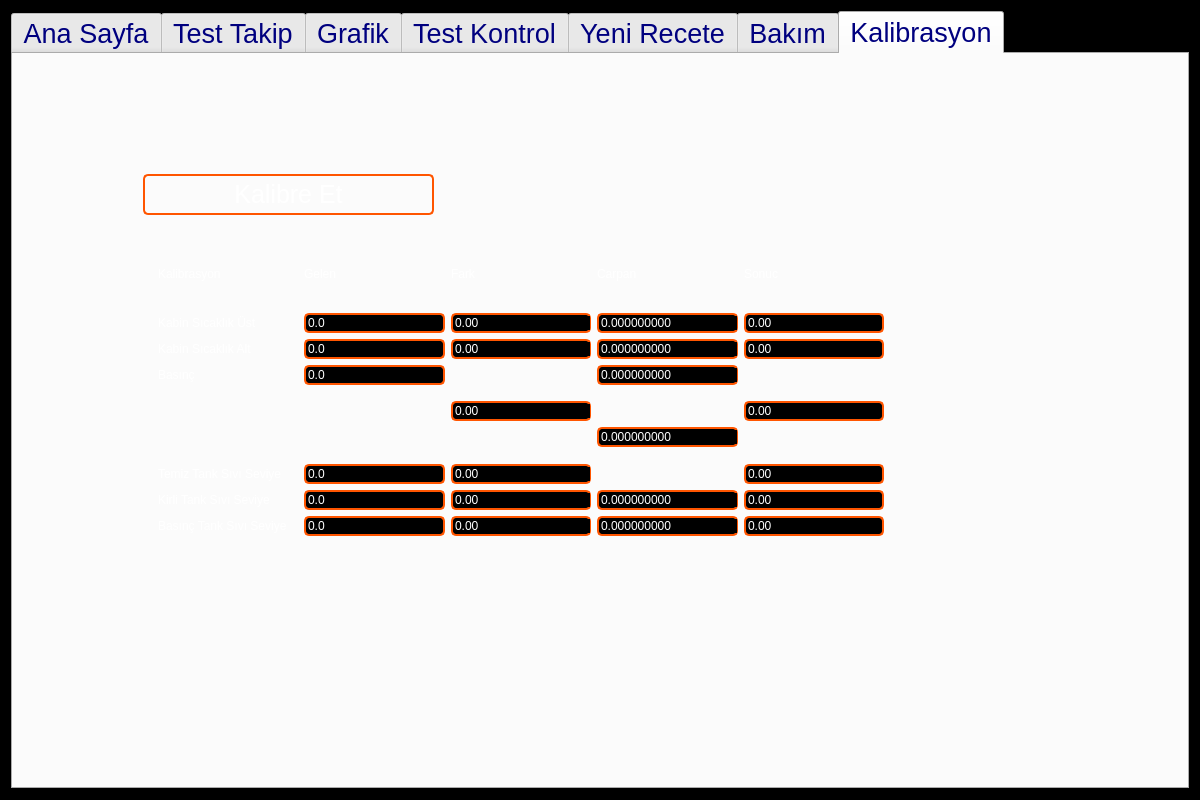
This is mainwindow.ui in indetails/v1500h as Qt 5 draws it before an edit. The edited form follows.
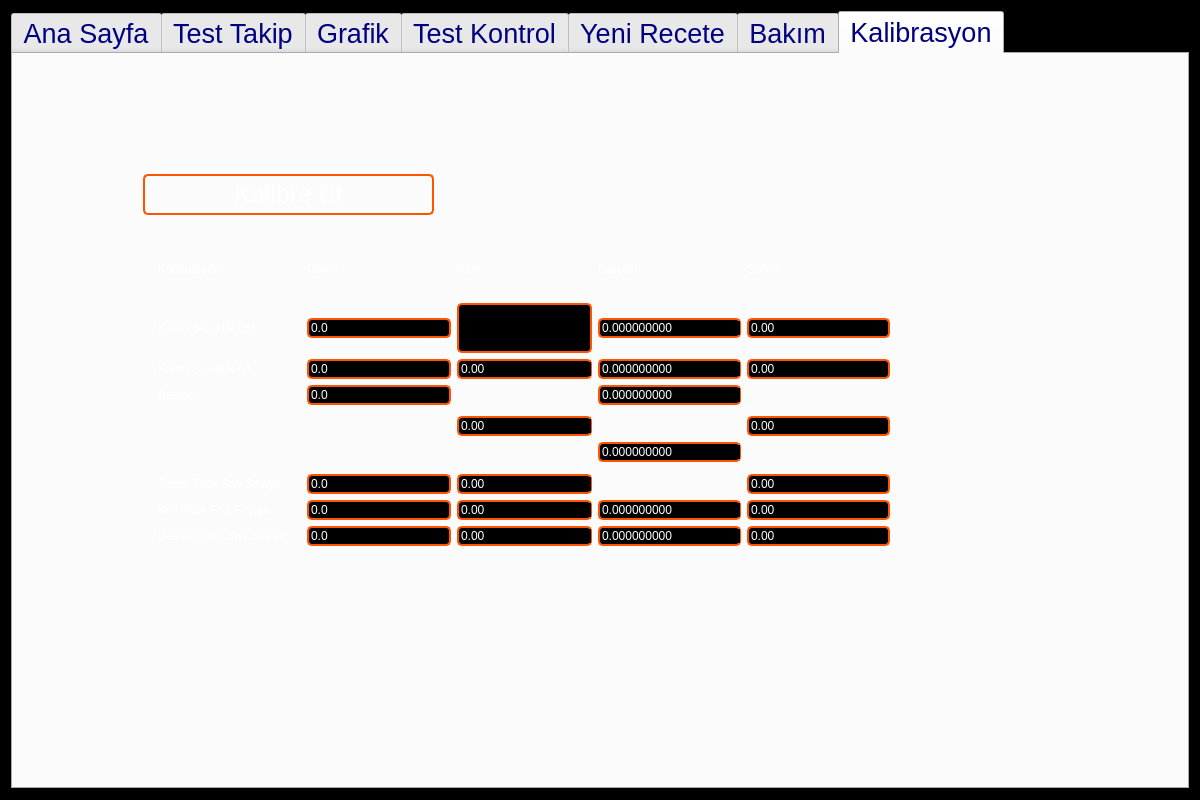
This is the edited form. Icons and pictures are not drawn. Custom widgets are drawn as their Qt base class.

Commit message: kabin sıcaklık ust fark degıstırıldı dsd le ile

```diff
--- a/mainwindow.ui
+++ b/mainwindow.ui
@@ -8715,13 +8715,13 @@
          <bool>true</bool>
         </property>
        </widget>
-       <widget class="QWidget" name="">
+       <widget class="QWidget" name="layoutWidget">
         <property name="geometry">
          <rect>
           <x>134</x>
           <y>175</y>
-          <width>748</width>
-          <height>318</height>
+          <width>754</width>
+          <height>328</height>
          </rect>
         </property>
         <layout class="QGridLayout" name="gridLayout_2">
@@ -8810,28 +8810,6 @@
            </property>
           </widget>
          </item>
-         <item row="1" column="2">
-          <widget class="QDoubleSpinBox" name="dsbCalCabinTopTempErr">
-           <property name="enabled">
-            <bool>true</bool>
-           </property>
-           <property name="readOnly">
-            <bool>false</bool>
-           </property>
-           <property name="decimals">
-            <number>2</number>
-           </property>
-           <property name="minimum">
-            <double>-60.000000000000000</double>
-           </property>
-           <property name="maximum">
-            <double>250.000000000000000</double>
-           </property>
-           <property name="singleStep">
-            <double>0.100000000000000</double>
-           </property>
-          </widget>
-         </item>
          <item row="1" column="3">
           <widget class="QDoubleSpinBox" name="dsbCalCabinTopTempCoeff">
            <property name="enabled">
@@ -9399,6 +9377,28 @@
            </property>
           </widget>
          </item>
+         <item row="1" column="2">
+          <widget class="QLineEdit" name="leCalCabinTopTempErr">
+           <property name="sizePolicy">
+            <sizepolicy hsizetype="Fixed" vsizetype="Fixed">
+             <horstretch>0</horstretch>
+             <verstretch>0</verstretch>
+            </sizepolicy>
+           </property>
+           <property name="minimumSize">
+            <size>
+             <width>100</width>
+             <height>50</height>
+            </size>
+           </property>
+           <property name="maximumSize">
+            <size>
+             <width>135</width>
+             <height>16777215</height>
+            </size>
+           </property>
+          </widget>
+         </item>
         </layout>
        </widget>
       </widget>
```
The commit also changes 1 other file.
